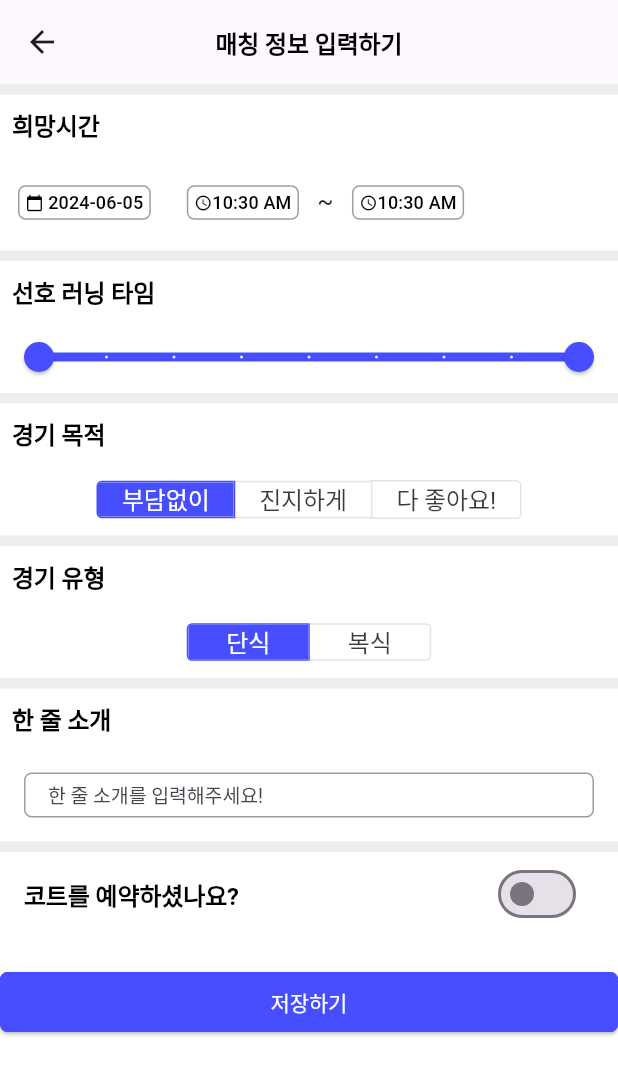
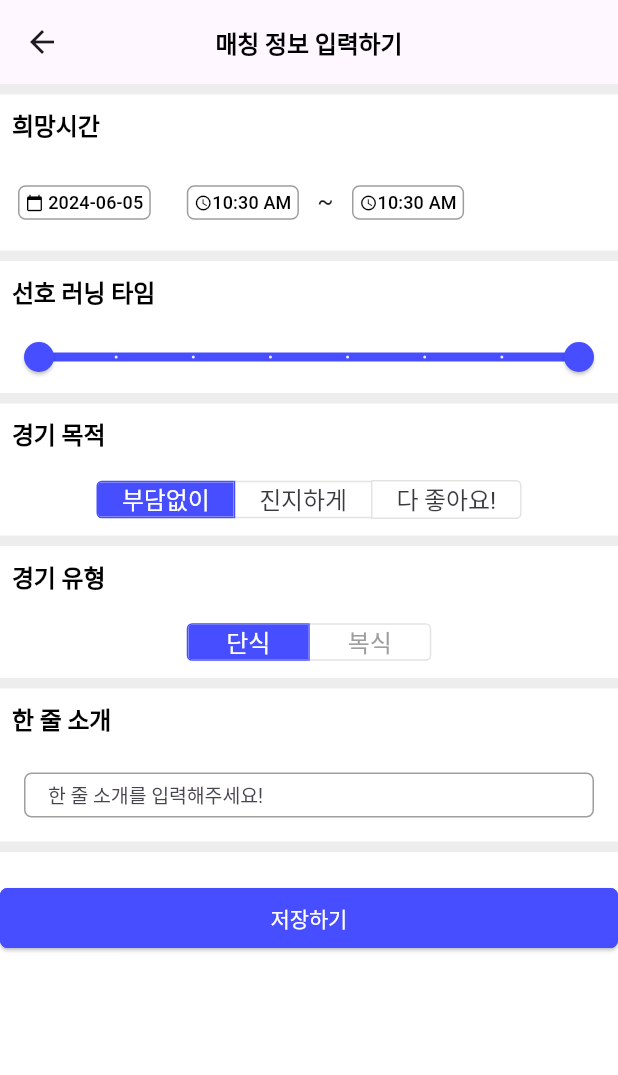
Before and after one commit to JolUpHoSoIn-sd24/tennisfunapp, a Flutter app: the RequestMatchingPage screen opened by its route, after a tap on "단식", on a phone screen of 412 x 824 dp. Shown: the top 1075 px of the screen. Run offline on Flutter 3.47's test engine with Material 3 defaults, Android fonts, the phone set to English and light mode, and no system bars; our stand-ins replace flutter_card_swiper, flutter_svg, shared_preferences; accounts and stored records are empty; Roboto replaces fonts that are missing (Pretendard).

Commit message:
fix: disable double match in request matching

```diff
--- a/lib/screens/match/request_matching_page.dart
+++ b/lib/screens/match/request_matching_page.dart
@@ -22,7 +22,7 @@ class _RequestMatchingPageState extends State<RequestMatchingPage>
   MatchObjective objective = MatchObjective.FUN;
   bool isFocused = false;
   bool hasReservedCourt = false;
-  RangeValues runningTimeRange = const RangeValues(0, 240);
+  RangeValues runningTimeRange = const RangeValues(30, 240);
   DateTime? startDate = DateTime.now();
   TimeOfDay? startTime = TimeOfDay.now();
   DateTime? endDate = DateTime.now().add(Duration(days: 1));
@@ -88,13 +88,6 @@ class _RequestMatchingPageState extends State<RequestMatchingPage>
           // Description(),
 
           FullWidthThinBox(),
-          CourtIsReserved(),
-          if (hasReservedCourt) ...[
-            ReservationCourtID(),
-            RentalCost(),
-            ReservedDate(context),
-            ReservedTime(),
-          ],
           Padding(
             padding: EdgeInsets.symmetric(vertical: 20),
             child: ElevatedButton(
@@ -637,9 +630,9 @@ class _RequestMatchingPageState extends State<RequestMatchingPage>
       activeColor: Color(0xFF464EFF),
       inactiveColor: Color(0xFFEDEDED),
       values: runningTimeRange,
-      min: 0,
+      min: 30,
       max: 240,
-      divisions: 8,
+      divisions: 7,
       labels: RangeLabels(
         runningTimeRange.start.round().toString(),
         runningTimeRange.end.round().toString(),
@@ -800,6 +793,7 @@ class _RequestMatchingPageState extends State<RequestMatchingPage>
                     fontFamily: 'Pretendard',
                     fontWeight: FontWeight.w400,
                     letterSpacing: -0.10,
+                    color: Colors.grey, // 텍스트 색상 회색으로 설정하여 비활성화처럼 보이게 함
                   ))),
         ],
         isSelected: isSinglesbutton,
@@ -814,9 +808,10 @@ class _RequestMatchingPageState extends State<RequestMatchingPage>
               isSinglesbutton[1] = false;
               isSingles = true;
             } else {
-              isSinglesbutton[0] = false;
-              isSinglesbutton[1] = true;
-              isSingles = false;
+              // 복식 버튼은 비활성화 상태이므로 선택 불가
+              // isSinglesbutton[0] = false;
+              // isSinglesbutton[1] = true;
+              // isSingles = false;
             }
           });
         },
```
